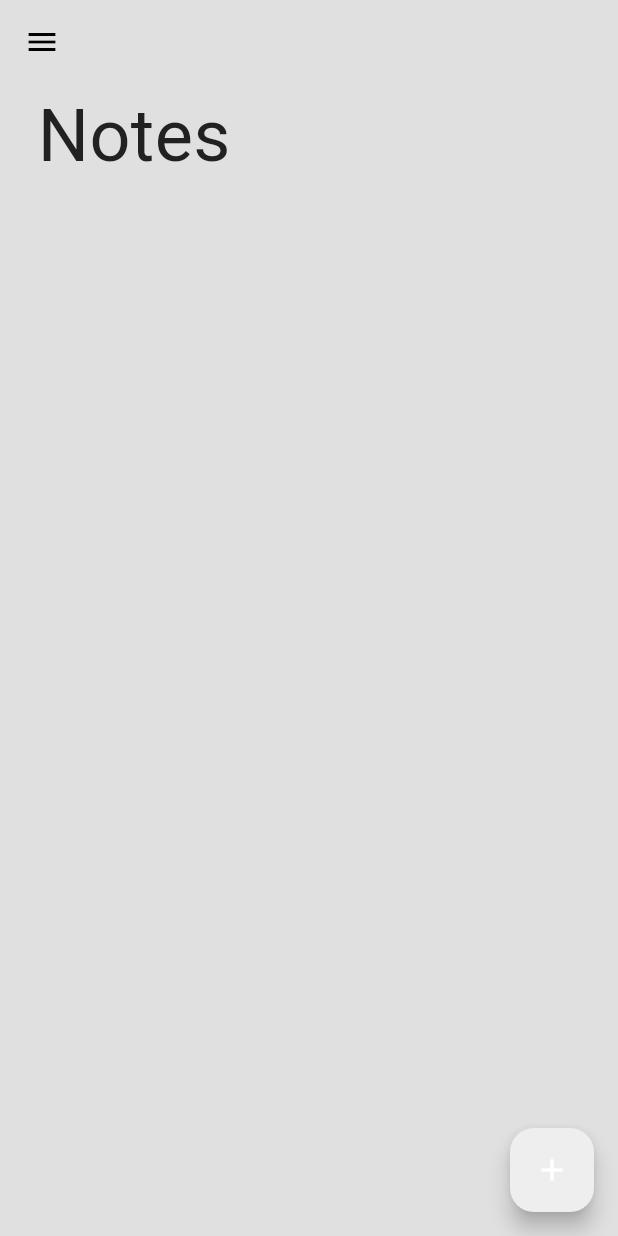
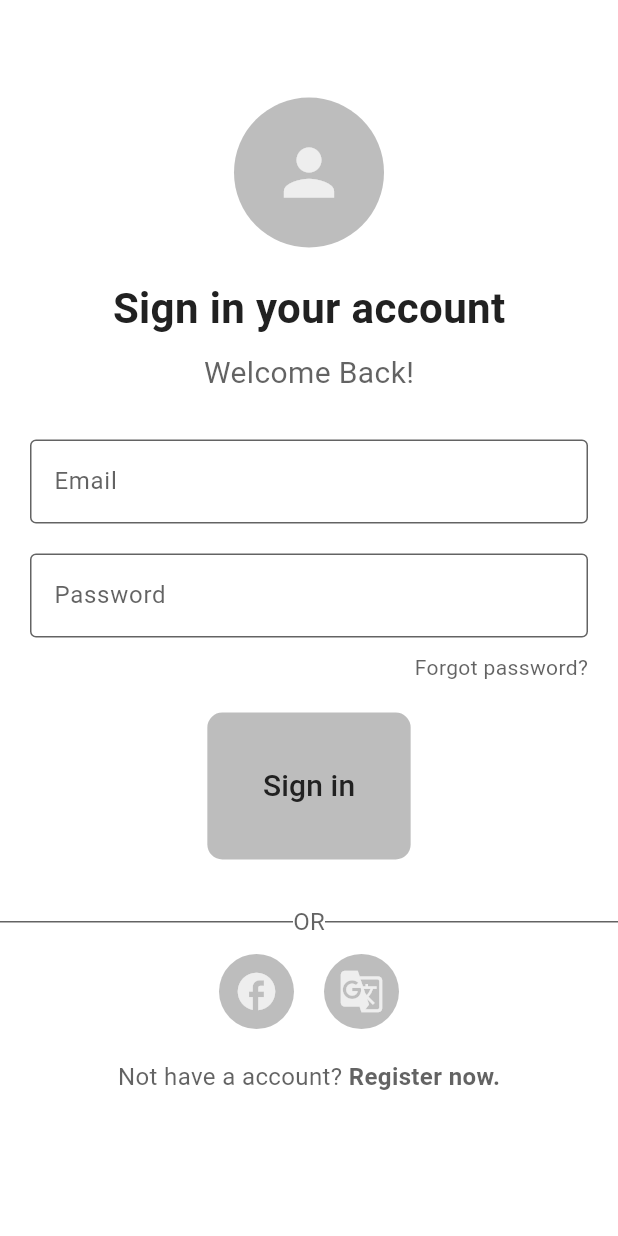
Before and after one commit to Hajorda/basitNot, a Flutter app: the screen it shows after launch, on a phone screen of 412 x 824 dp. Run offline on Flutter 3.47's test engine with Material 3 defaults, Android fonts, the phone set to English and light mode, and no system bars; our stand-ins replace google_fonts, isar; accounts and stored records are empty; generated files the repository leaves out were written again.

Commit message:
login Page UI Done!

```diff
--- /dev/null
+++ b/basitnot/lib/auth/loginPage.dart
@@ -0,0 +1,160 @@
+import 'package:flutter/material.dart';
+
+class LoginPage extends StatelessWidget {
+   const LoginPage({super.key});
+
+
+
+  @override
+  Widget build(BuildContext context) {
+
+    TextEditingController emailController = TextEditingController();
+    TextEditingController passwordController = TextEditingController();
+      var textColor =  Theme.of(context).colorScheme.inversePrimary;
+
+    return Scaffold(
+    body: Center(
+      child: Column(
+        mainAxisAlignment: MainAxisAlignment.center,
+        children: [
+
+            Row(
+              mainAxisAlignment: MainAxisAlignment.center,
+              children: [
+                Container(
+                  width: 100,
+                  height: 100,
+                  decoration: BoxDecoration(
+                    shape: BoxShape.circle,
+                    color: Theme.of(context).colorScheme.secondary
+                  ),
+                  child: Icon(Icons.person, size: 50, color: Theme.of(context).colorScheme.primary,),
+                ),
+              ],
+            ),
+
+          const SizedBox(height: 20,),
+
+          Column(
+            children: [
+              Text("Sign in your account", style: TextStyle(fontSize: 28, fontWeight: FontWeight.bold, color: Theme.of(context).colorScheme.inversePrimary)  ),
+             const SizedBox(height: 9,),
+              Text("Welcome Back!" , style: TextStyle(fontSize: 20, color:textColor.withOpacity(0.7))  ),
+
+             const SizedBox(height: 30,),
+
+              // TEXT FIELDS
+              Padding(
+                padding: const EdgeInsets.fromLTRB(20, 0, 20, 0),
+                child: Column(
+                  children: [
+                    TextFormField(
+                      decoration: InputDecoration(
+                        labelText: "Email",
+                        labelStyle: TextStyle(color: textColor.withOpacity(0.7)),
+                        enabledBorder: OutlineInputBorder(
+                          borderSide: BorderSide(color: textColor.withOpacity(0.7))
+                        ),
+                        focusedBorder: OutlineInputBorder(
+                          borderSide: BorderSide(color: textColor)
+                        )
+                      ),
+                      controller: emailController,
+                    ),
+                                 const  SizedBox(height: 20,),
+                    TextFormField(
+                      decoration: InputDecoration(
+                        labelText: "Password",
+                        labelStyle: TextStyle(color: textColor.withOpacity(0.7)),
+                        enabledBorder: OutlineInputBorder(
+                          borderSide: BorderSide(color: textColor.withOpacity(0.7))
+                        ),
+                        focusedBorder: OutlineInputBorder(
+                          borderSide: BorderSide(color: textColor)
+                        )
+                      ),
+                      controller: passwordController,
+                    ),
+                     SizedBox(height: 10,),
+
+              Container(
+                alignment: Alignment.centerRight,
+                child: Text("Forgot password?", style: TextStyle(fontSize: 14, color: textColor.withOpacity(0.7))  ),
+              ),
+                  ],
+                ),
+              ),
+
+              //TODO:Button
+
+              Container(
+                padding: const EdgeInsets.all(25),
+                margin: const EdgeInsets.symmetric(vertical: 20),
+                decoration: BoxDecoration(
+                  color: Theme.of(context).colorScheme.secondary,
+                  borderRadius: BorderRadius.circular(10)
+                ),
+                child: TextButton(
+                  onPressed: (){
+                    //TODO: Sign in
+                    //signIn(emailController.text, passwordController.text, context);
+                  },
+                  child: Text("Sign in", style: TextStyle(fontSize: 20, color: Theme.of(context).colorScheme.inversePrimary)  ),
+                ),
+              ),
+
+                const SizedBox(height: 10,),
+
+                Row(children: [
+                  Expanded(child: Divider(color: textColor.withOpacity(0.7),)),
+                  Text("OR", style: TextStyle(fontSize: 16, color: textColor.withOpacity(0.7))  ),
+                  Expanded(child: Divider(color: textColor.withOpacity(0.7),)),
+                ],),
+
+                const SizedBox(height: 10,),
+
+               //TODO:Continue with Google
+                Row(
+                  mainAxisAlignment: MainAxisAlignment.center,
+                  children: [
+                    Container(
+                      width: 50,
+                      height: 50,
+                      decoration: BoxDecoration(
+                        shape: BoxShape.circle,
+                        color: Theme.of(context).colorScheme.secondary
+                      ),
+                      child: Icon(Icons.facebook, size: 30, color: Theme.of(context).colorScheme.primary,),
+                    ),
+                    const SizedBox(width: 20,),
+                    Container(
+                      width: 50,
+                      height: 50,
+                      decoration: BoxDecoration(
+                        shape: BoxShape.circle,
+                        color: Theme.of(context).colorScheme.secondary
+                      ),
+                      child: Icon(Icons.g_translate, size: 30, color: Theme.of(context).colorScheme.primary,),
+                    ),
+                  ],
+                ),
+
+
+             const SizedBox(height: 20,),
+
+              Container(),
+             Row(mainAxisAlignment: MainAxisAlignment.center,children: [
+               Text("Not have a account? ", style: TextStyle(fontSize: 16, color: textColor.withOpacity(0.7))  ),
+                Text("Register now.", style: TextStyle(fontSize: 16, color: textColor.withOpacity(0.7), fontWeight: FontWeight.bold)  ),
+             ],
+             ),
+              SizedBox(height: 30,),
+
+            ],
+          ),
+        ],
+      ),
+    ),
+    );
+  }
+}
--- a/basitnot/lib/main.dart
+++ b/basitnot/lib/main.dart
@@ -1,5 +1,6 @@
 // ignore_for_file: unused_import
 
+import 'package:basitnot/auth/loginPage.dart';
 import 'package:basitnot/models/note.dart';
 import 'package:basitnot/models/noteDatabase.dart';
 import 'package:basitnot/pages/editPage.dart';
@@ -35,7 +36,8 @@
     return MaterialApp(
       title: 'Flutter Demo',
       theme: Provider.of<ThemeProvider>(context).themeData,
-      home:  const notesPage(),
+      home:  //const notesPage(),
+      const LoginPage(),
       //EditPage(Note(title: "Merhaba", creationDate: DateTime.now(), lastEditDate: DateTime.now())),
       debugShowCheckedModeBanner: false,
     );
--- a/basitnot/lib/pages/notesPage.dart
+++ b/basitnot/lib/pages/notesPage.dart
@@ -105,6 +105,6 @@ final textController = TextEditingController();
     ),
     floatingActionButton: FloatingActionButton(onPressed: () {
       createNote();
-    }, child: const Icon(Icons.add),),);
+    }, child:  Icon(Icons.add,color: Theme.of(context).colorScheme.inversePrimary),),);
   }
 }
--- a/basitnot/lib/pages/settingsPage.dart
+++ b/basitnot/lib/pages/settingsPage.dart
@@ -10,7 +10,7 @@ class SettingsPage extends StatelessWidget {
   Widget build(BuildContext context) {
     return Scaffold(
       appBar: AppBar(
-        title: Text('Settings'),
+        title: const Text('Settings'),
         backgroundColor: Colors.transparent,
         foregroundColor: Theme.of(context).colorScheme.inversePrimary,
         elevation: 0,
@@ -25,7 +25,7 @@ class SettingsPage extends StatelessWidget {
         child: Row(
           mainAxisAlignment: MainAxisAlignment.spaceBetween,
           children: [
-          Text('Dark Mode'),
+          const Text('Dark Mode'),
           CupertinoSwitch(
             value: Provider.of<ThemeProvider>(context, listen: false).isDarkMode,
 
```
Also changed, not shown: basitnot/lib/components/drawer.dart (+9 -9 lines), basitnot/lib/pages/editPage.dart (+10 -10 lines).
